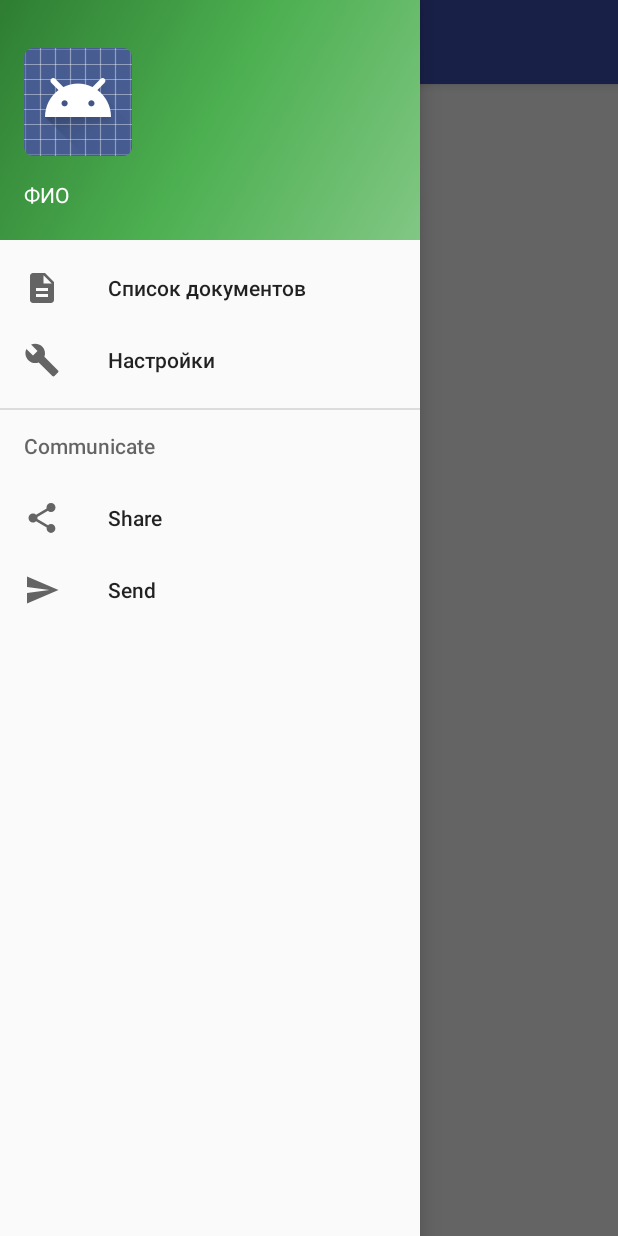
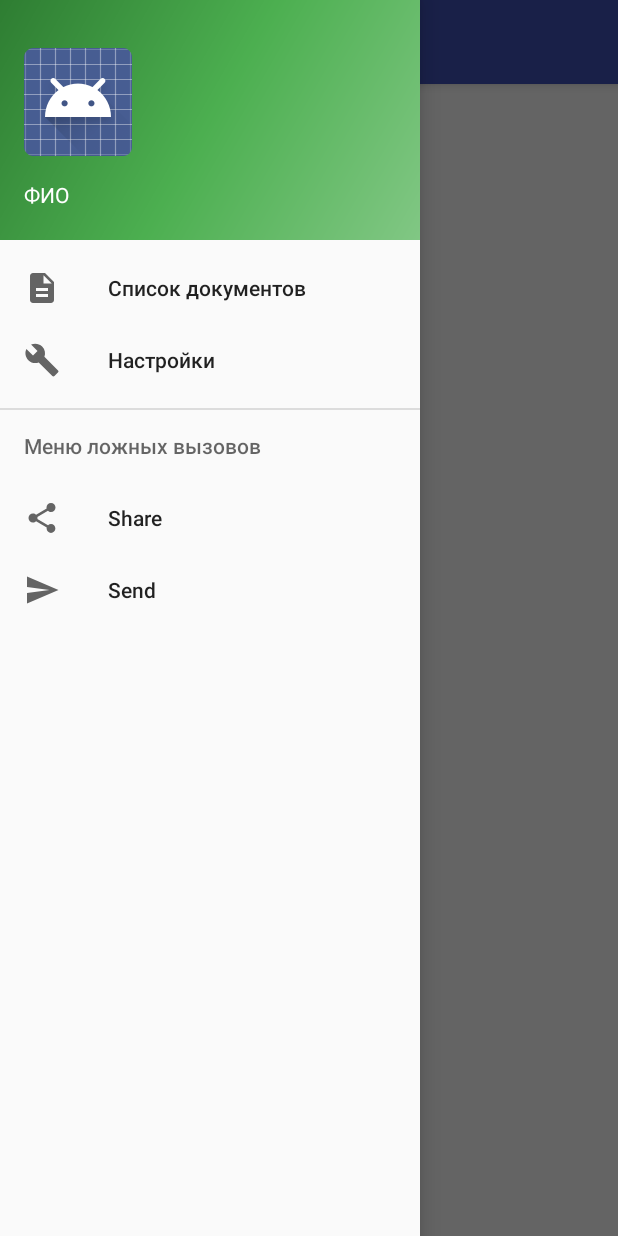
Before and after one commit to IstominMA/HouseDocsInspector, an Android app: the SecondActivity screen opened directly, with no data from a screen before it, with the side drawer open, on a phone screen of 412 x 824 dp. Run offline under Robolectric (Android 15) with nearby library versions, the phone set to English and light mode, and no system bars.

Commit message:
Obnovlenie v proekte

```diff
--- a/app/src/main/res/menu/activity_second_drawer.xml
+++ b/app/src/main/res/menu/activity_second_drawer.xml
@@ -13,7 +13,7 @@
             android:title="Настройки" />
     </group>
 
-    <item android:title="Communicate">
+    <item android:title="Меню ложных вызовов">
         <menu>
             <item
                 android:id="@+id/nav_share"
```
Also changed, not shown: 1 other file.
